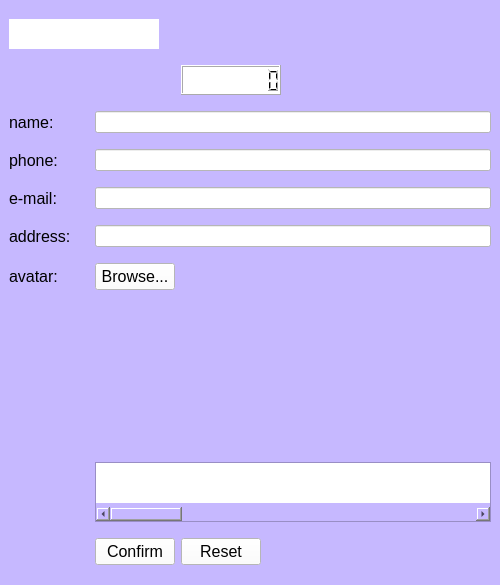
Qt form addnew.ui (jialinliu0817/AddressBook) before a commit.
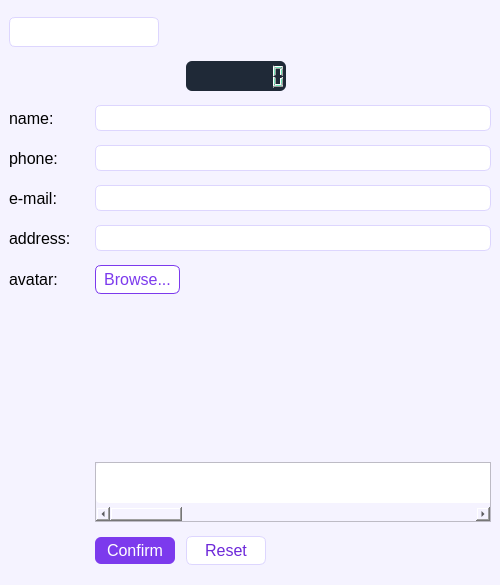
The same form after that commit. Icons and pictures are not drawn.

Commit message: Modernize UI layout and fix bugs

What changed in the file:
```diff
--- a/addnew.ui
+++ b/addnew.ui
@@ -38,7 +38,8 @@
    <iconset theme="QIcon::ThemeIcon::ContactNew"/>
   </property>
   <property name="styleSheet">
-   <string notr="true">background-color: rgb(198, 184, 255);
+   <string notr="true">background-color: #F5F3FF;
+font-family: "Microsoft YaHei UI";
 </string>
   </property>
   <widget class="QWidget" name="centralwidget">
@@ -109,7 +110,11 @@
        </font>
       </property>
       <property name="styleSheet">
-       <string notr="true">background-color: rgb(255, 255, 255);</string>
+       <string notr="true">background-color: #FFFFFF;
+color: #1F2937;
+border-radius: 6px;
+padding: 4px 8px;
+border: 1px solid #DDD6FE;</string>
       </property>
       <property name="text">
        <string/>
@@ -122,7 +127,17 @@
     <item row="5" column="1" colspan="3">
      <widget class="QLineEdit" name="lineEdit_4">
       <property name="styleSheet">
-       <string notr="true">background-color: rgb(255, 255, 255);</string>
+       <string notr="true">QLineEdit {
+    background-color: #FFFFFF;
+    color: #1F2937;
+    border: 1px solid #DDD6FE;
+    border-radius: 6px;
+    padding: 4px 8px;
+}
+QLineEdit:focus {
+    border-color: #7C3AED;
+    outline: none;
+}</string>
       </property>
      </widget>
     </item>
@@ -134,7 +149,19 @@
        </font>
       </property>
       <property name="styleSheet">
-       <string notr="true">background-color: rgb(255, 255, 255);</string>
+       <string notr="true">QPushButton {
+    background-color: #FFFFFF;
+    color: #7C3AED;
+    border: 1px solid #7C3AED;
+    border-radius: 6px;
+    padding: 4px 8px;
+}
+QPushButton:hover {
+    background-color: #EDE9FE;
+}
+QPushButton:pressed {
+    background-color: #DDD6FE;
+}</string>
       </property>
       <property name="text">
        <string>Browse...</string>
@@ -144,7 +171,17 @@
     <item row="2" column="1" colspan="3">
      <widget class="QLineEdit" name="lineEdit_1">
       <property name="styleSheet">
-       <string notr="true">background-color: rgb(255, 255, 255);</string>
+       <string notr="true">QLineEdit {
+    background-color: #FFFFFF;
+    color: #1F2937;
+    border: 1px solid #DDD6FE;
+    border-radius: 6px;
+    padding: 4px 8px;
+}
+QLineEdit:focus {
+    border-color: #7C3AED;
+    outline: none;
+}</string>
       </property>
      </widget>
     </item>
@@ -168,8 +205,10 @@
        </font>
       </property>
       <property name="styleSheet">
-       <string notr="true">background-color: rgb(255, 255, 255);
-color: rgb(0, 0, 0);</string>
+       <string notr="true">background-color: #1F2937;
+color: #6EE7B7;
+border-radius: 6px;
+padding: 2px;</string>
       </property>
       <property name="digitCount">
        <number>8</number>
@@ -244,7 +283,19 @@
        </font>
       </property>
       <property name="styleSheet">
-       <string notr="true">background-color: rgb(255, 255, 255);</string>
+       <string notr="true">QPushButton {
+    background-color: #7C3AED;
+    color: #FFFFFF;
+    border: none;
+    border-radius: 6px;
+    padding: 4px 8px;
+}
+QPushButton:hover {
+    background-color: #6D28D9;
+}
+QPushButton:pressed {
+    background-color: #5B21B6;
+}</string>
       </property>
       <property name="text">
        <string>Confirm</string>
@@ -271,7 +322,20 @@
        </font>
       </property>
       <property name="styleSheet">
-       <string notr="true">background-color: rgb(255, 255, 255);</string>
+       <string notr="true">QPushButton {
+    background-color: #FFFFFF;
+    color: #6D28D9;
+    border: 1px solid #DDD6FE;
+    border-radius: 6px;
+    padding: 4px 8px;
+}
+QPushButton:hover {
+    background-color: #EDE9FE;
+    border-color: #7C3AED;
+}
+QPushButton:pressed {
+    background-color: #DDD6FE;
+}</string>
       </property>
       <property name="text">
        <string>Reset</string>
@@ -299,14 +363,34 @@
     <item row="4" column="1" colspan="3">
      <widget class="QLineEdit" name="lineEdit_3">
       <property name="styleSheet">
-       <string notr="true">background-color: rgb(255, 255, 255);</string>
+       <string notr="true">QLineEdit {
+    background-color: #FFFFFF;
+    color: #1F2937;
+    border: 1px solid #DDD6FE;
+    border-radius: 6px;
+    padding: 4px 8px;
+}
+QLineEdit:focus {
+    border-color: #7C3AED;
+    outline: none;
+}</string>
       </property>
      </widget>
     </item>
     <item row="3" column="1" colspan="3">
      <widget class="QLineEdit" name="lineEdit_2">
       <property name="styleSheet">
-       <string notr="true">background-color: rgb(255, 255, 255);</string>
+       <string notr="true">QLineEdit {
+    background-color: #FFFFFF;
+    color: #1F2937;
+    border: 1px solid #DDD6FE;
+    border-radius: 6px;
+    padding: 4px 8px;
+}
+QLineEdit:focus {
+    border-color: #7C3AED;
+    outline: none;
+}</string>
       </property>
      </widget>
     </item>
@@ -427,7 +511,10 @@
          </size>
         </property>
         <property name="styleSheet">
-         <string notr="true">background-color: rgb(255, 255, 255);</string>
+         <string notr="true">background-color: #FFFFFF;
+color: #EF4444;
+border-radius: 4px;
+padding: 2px 4px;</string>
         </property>
         <property name="text">
          <string/>
```
The commit also changes 3 other files.
